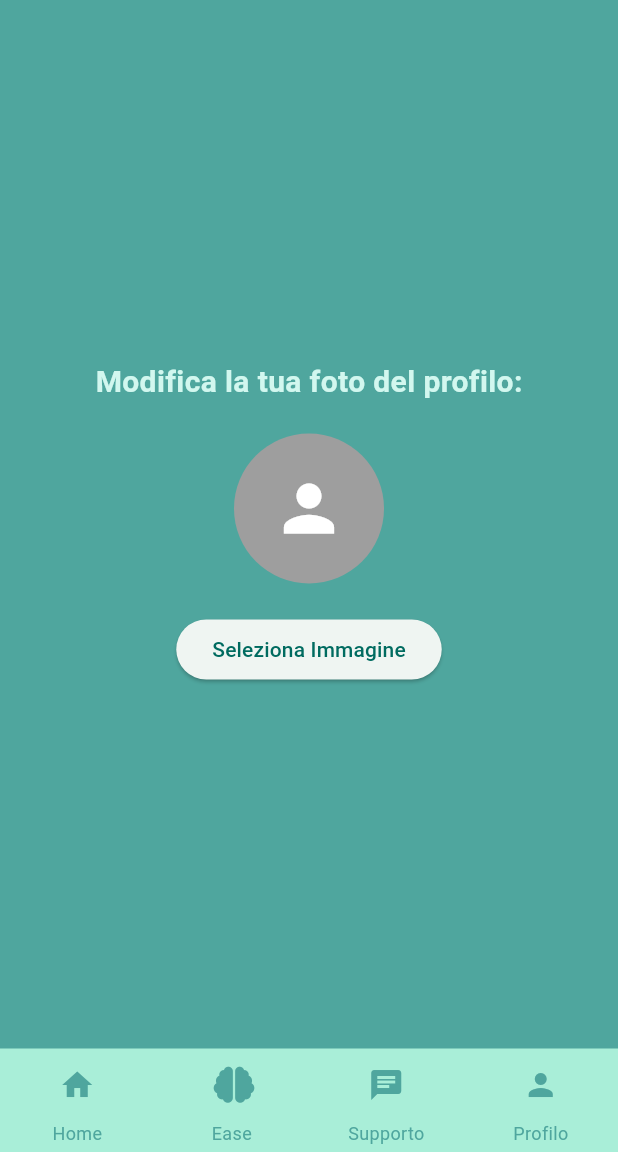
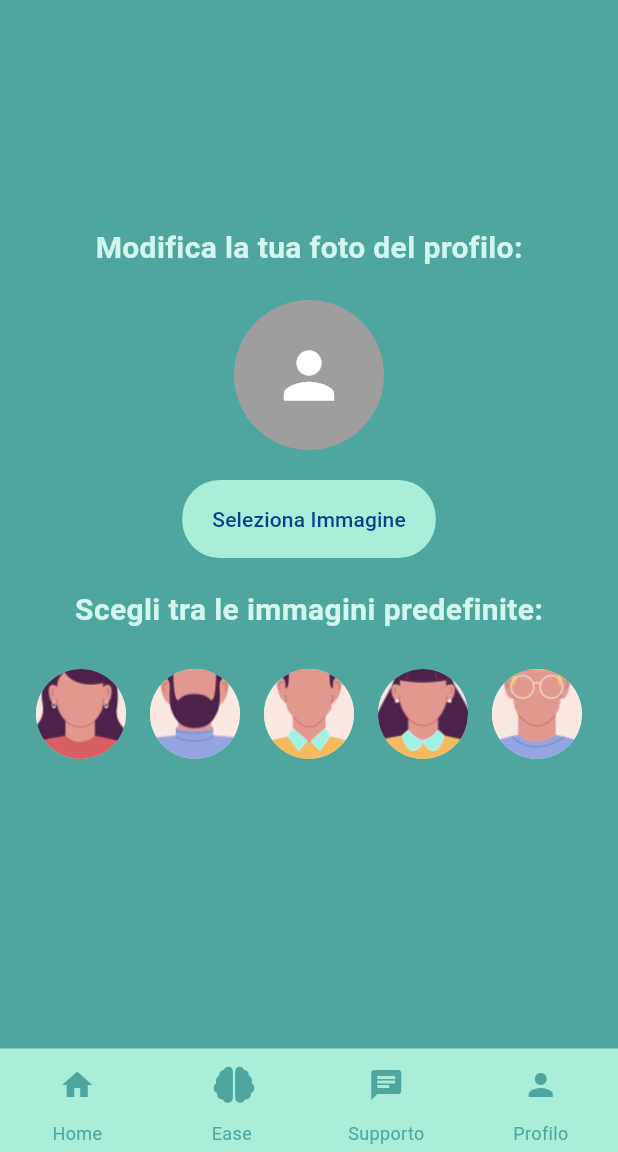
Before and after one commit to LLonghi02/Tesi-Project, a Flutter app: the ProfileImagePage screen opened directly, on a phone screen of 412 x 824 dp, the part 84-1236 px from its top. Run offline on Flutter 3.47's test engine with Material 3 defaults, Android fonts, the phone set to English and light mode, and no system bars; our stand-ins replace flutter_riverpod, font_awesome_flutter, image_picker, shared_preferences, table_calendar, video_player; missing offline and left inert: mongo_dart, window_manager; accounts and stored records are empty; network calls fail; Roboto replaces fonts that are missing (MyFont).

Commit message:
cambio immagine profilo

```diff
--- a/flutter_app/flutter_mindease/lib/provider/userProvider.dart
+++ b/flutter_app/flutter_mindease/lib/provider/userProvider.dart
@@ -1,5 +1,8 @@
+
+import 'dart:io';
 
 import 'package:flutter_riverpod/flutter_riverpod.dart';
 
 final nicknameProvider = StateProvider<String>((ref) => ''); // Provider per gestire il nickname
 final passwordProvider = StateProvider<String>((ref) => ''); // Provider per gestire la password
+final profileImageProvider = StateProvider<File?>((ref) => null);
--- a/flutter_app/flutter_mindease/lib/screen/setting_pages/profileimage.dart
+++ b/flutter_app/flutter_mindease/lib/screen/setting_pages/profileimage.dart
@@ -1,6 +1,7 @@
 import 'dart:io';
-
 import 'package:flutter/material.dart';
+import 'package:flutter_mindease/provider/userProvider.dart';
+import 'package:flutter_mindease/widget/SignIn/button_1.dart';
 import 'package:flutter_riverpod/flutter_riverpod.dart';
 import 'package:flutter_mindease/widget/font.dart';
 import 'package:flutter_mindease/provider/theme.dart';
@@ -8,15 +9,24 @@ import 'package:flutter_mindease/widget/bottom_bar.dart';
 import 'package:flutter_mindease/widget/top_bar.dart';
 import 'package:image_picker/image_picker.dart';
 
-final profileImageProvider = StateProvider<File?>((ref) => null);
+class ProfileImagePage extends ConsumerWidget {
+final List<String> predefinedImages = [
+  'assets/images/user/profilo.png',
+  'assets/images/user/p2.png',
+  'assets/images/user/p3.png',
+  'assets/images/user/p4.png',
+  'assets/images/user/p5.png',
+  'assets/images/user/p6.png',
+  'assets/images/user/p7.png',
+  'assets/images/user/p8.png',
+];
 
-class ProfileImagePage extends ConsumerWidget {
-  const ProfileImagePage({Key? key}) : super(key: key);
 
   @override
   Widget build(BuildContext context, WidgetRef ref) {
     final backcolor = ref.watch(detProvider);
     final profileImage = ref.watch(profileImageProvider);
+
 
     return Scaffold(
       backgroundColor: backcolor,
@@ -41,11 +51,10 @@ class ProfileImagePage extends ConsumerWidget {
                   : const CircleAvatar(
                       radius: 50,
                       backgroundColor: Colors.grey,
-                      child:
-                          Icon(Icons.person, size: 50, color: Colors.white),
+                      child: Icon(Icons.person, size: 50, color: Colors.white),
                     ),
               const SizedBox(height: 20),
-              ElevatedButton(
+              CustomTextButton(
                 onPressed: () async {
                   final picker = ImagePicker();
                   final pickedFile =
@@ -56,12 +65,52 @@ class ProfileImagePage extends ConsumerWidget {
                         File(pickedFile.path);
                     ScaffoldMessenger.of(context).showSnackBar(
                       const SnackBar(
-                          content: Text('Foto del profilo salvata con successo!')),
+                        content:
+                            Text('Foto del profilo salvata con successo!'),
+                      ),
                     );
                   }
                 },
-                child: const Text('Seleziona Immagine'),
+                buttonText: 'Seleziona Immagine',
               ),
+                            const SizedBox(height: 20),
+
+              const Text(
+                'Scegli tra le immagini predefinite:',
+                style: AppFonts.settTitle,
+              ),
+              const SizedBox(height: 5),
+              SizedBox(
+                height: 100,
+                child: ListView.builder(
+                  scrollDirection: Axis.horizontal,
+                  itemCount: predefinedImages.length,
+                  itemBuilder: (context, index) {
+                    final imagePath = predefinedImages[index];
+                    return GestureDetector(
+                      onTap: () {
+                        ref.read(profileImageProvider.notifier).state =
+                            File(imagePath);
+                        ScaffoldMessenger.of(context).showSnackBar(
+                          const SnackBar(
+                            content:
+                                Text('Foto del profilo salvata con successo!'),
+                          ),
+                        );
+                      },
+                      child: Padding(
+                        padding: const EdgeInsets.all(8.0),
+                        child: CircleAvatar(
+                          radius: 30,
+                          backgroundImage: AssetImage(imagePath),
+                        ),
+                      ),
+                    );
+                  },
+                ),
+              ),
+              const SizedBox(height: 20),
+
             ],
           ),
         ),
--- a/flutter_app/flutter_mindease/lib/screen/setting_pages/share.dart
+++ b/flutter_app/flutter_mindease/lib/screen/setting_pages/share.dart
@@ -1,4 +1,5 @@
 import 'package:flutter/material.dart';
+import 'package:flutter_mindease/widget/SignIn/button_1.dart';
 import 'package:flutter_riverpod/flutter_riverpod.dart';
 import 'package:flutter_mindease/widget/font.dart';
 import 'package:flutter_mindease/provider/theme.dart';
@@ -63,14 +64,14 @@ class SharePage extends ConsumerWidget {
               ),
             ),
             const SizedBox(height: 20),
-            ElevatedButton(
+            CustomTextButton(
               onPressed: () {
                 // Esegui azioni di salvataggio qui
                 ScaffoldMessenger.of(context).showSnackBar(
                   const SnackBar(content: Text('Condivisione col terapeuta avvenuta con successo!')),
                 );
               },
-              child: const Text('Condividi'),
+              buttonText: 'Condividi',
             ),
           ],
         ),
```
Also changed, not shown: flutter_app/flutter_mindease/lib/screen/calendar.dart (+17 -9 lines), flutter_app/flutter_mindease/lib/screen/profile.dart (+15 -8 lines), flutter_app/flutter_mindease/lib/screen/settings.dart (+26 -33 lines), flutter_app/flutter_mindease/lib/widget/emotion_BCalenda.dart (+4 -9 lines), flutter_app/flutter_mindease/pubspec.yaml (+9 -1 lines), flutter_app/flutter_mindease/assets/images/user/p2.png (added), flutter_app/flutter_mindease/assets/images/user/p3.png (added), flutter_app/flutter_mindease/assets/images/user/p4.png (added), flutter_app/flutter_mindease/assets/images/user/p5.png (added), flutter_app/flutter_mindease/assets/images/user/p6.png (added), flutter_app/flutter_mindease/assets/images/user/p7.png (added), flutter_app/flutter_mindease/assets/images/user/p8.png (added), flutter_app/flutter_mindease/assets/images/user/profilo.png (added).
